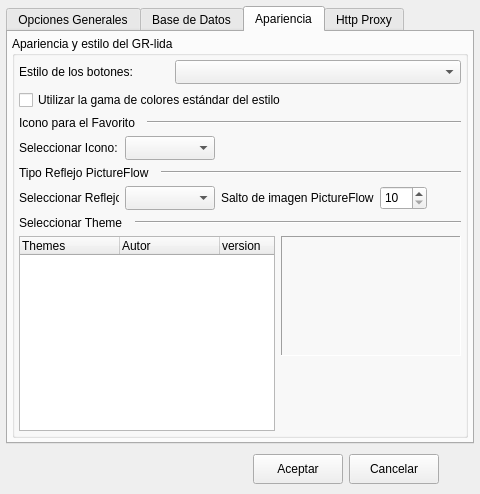
Above: ui/opciones.ui from Monthy/gr-lida before the change. Below: the same form after it.
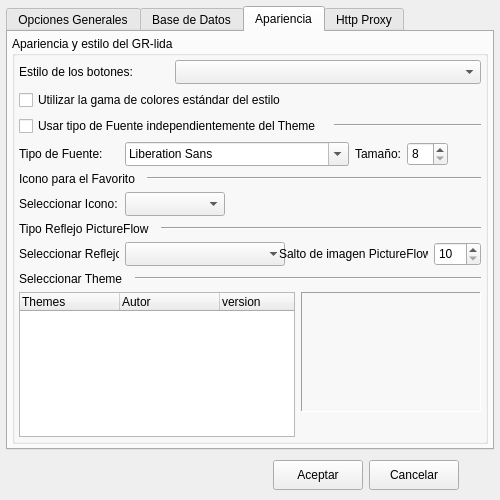
That is the form after the change. The open tabs and pages were chosen to show the change. Icons and pictures are not drawn.

Commit message: - Añadida la opción de poder elegir el tipo de fuente y tamaño independiente al estilo usado. - Cambiando "bgcolor" por "class" en on_InfoFormatoFecha(). - Actualizando la UI de Opciones con el QFontComboBox para elegir la fuente, y el tamaño.

What changed in the file:
```diff
--- a/ui/opciones.ui
+++ b/ui/opciones.ui
@@ -6,20 +6,14 @@
    <rect>
     <x>0</x>
     <y>0</y>
-    <width>480</width>
-    <height>494</height>
+    <width>500</width>
+    <height>500</height>
    </rect>
   </property>
   <property name="minimumSize">
    <size>
-    <width>480</width>
-    <height>420</height>
-   </size>
-  </property>
-  <property name="baseSize">
-   <size>
-    <width>430</width>
-    <height>320</height>
+    <width>500</width>
+    <height>500</height>
    </size>
   </property>
   <property name="windowTitle">
@@ -1132,6 +1126,108 @@
             </property>
            </widget>
           </item>
+          <item>
+           <layout class="QHBoxLayout" name="hLayout_24">
+            <property name="spacing">
+             <number>12</number>
+            </property>
+            <item>
+             <widget class="QCheckBox" name="chkUsarTipoFuente">
+              <property name="sizePolicy">
+               <sizepolicy hsizetype="Fixed" vsizetype="Fixed">
+                <horstretch>0</horstretch>
+                <verstretch>0</verstretch>
+               </sizepolicy>
+              </property>
+              <property name="text">
+               <string>Usar tipo de Fuente independientemente del Theme</string>
+              </property>
+             </widget>
+            </item>
+            <item>
+             <widget class="Line" name="line_8">
+              <property name="orientation">
+               <enum>Qt::Horizontal</enum>
+              </property>
+             </widget>
+            </item>
+           </layout>
+          </item>
+          <item>
+           <layout class="QHBoxLayout" name="hLayout_25">
+            <item>
+             <widget class="QLabel" name="label_11">
+              <property name="minimumSize">
+               <size>
+                <width>100</width>
+                <height>0</height>
+               </size>
+              </property>
+              <property name="text">
+               <string>Tipo de Fuente:</string>
+              </property>
+             </widget>
+            </item>
+            <item>
+             <widget class="QFontComboBox" name="cbxFuenteTipo">
+              <property name="minimumSize">
+               <size>
+                <width>160</width>
+                <height>24</height>
+               </size>
+              </property>
+              <property name="currentFont">
+               <font>
+                <family>Tahoma</family>
+                <pointsize>8</pointsize>
+               </font>
+              </property>
+             </widget>
+            </item>
+            <item>
+             <widget class="QLabel" name="label_12">
+              <property name="sizePolicy">
+               <sizepolicy hsizetype="Fixed" vsizetype="Preferred">
+                <horstretch>0</horstretch>
+                <verstretch>0</verstretch>
+               </sizepolicy>
+              </property>
+              <property name="text">
+               <string>Tamaño:</string>
+              </property>
+             </widget>
+            </item>
+            <item>
+             <widget class="QSpinBox" name="sbxFontSize">
+              <property name="minimumSize">
+               <size>
+                <width>0</width>
+                <height>24</height>
+               </size>
+              </property>
+              <property name="minimum">
+               <number>8</number>
+              </property>
+              <property name="value">
+               <number>8</number>
+              </property>
+             </widget>
+            </item>
+            <item>
+             <spacer name="hSpacer_5">
+              <property name="orientation">
+               <enum>Qt::Horizontal</enum>
+              </property>
+              <property name="sizeHint" stdset="0">
+               <size>
+                <width>40</width>
+                <height>20</height>
+               </size>
+              </property>
+             </spacer>
+            </item>
+           </layout>
+          </item>
           <item>
            <layout class="QHBoxLayout" name="hLayout_22">
             <property name="spacing">
@@ -1178,7 +1274,7 @@
              <widget class="QComboBox" name="cbxIconFav">
               <property name="minimumSize">
                <size>
-                <width>90</width>
+                <width>100</width>
                 <height>24</height>
                </size>
               </property>
@@ -1245,7 +1341,7 @@
              <widget class="QComboBox" name="cbxPicFlowReflection">
               <property name="minimumSize">
                <size>
-                <width>90</width>
+                <width>160</width>
                 <height>24</height>
                </size>
               </property>
```
Left out of the diff: 7 changed lines with no effect on the pictures. The commit also changes 1 other file.
